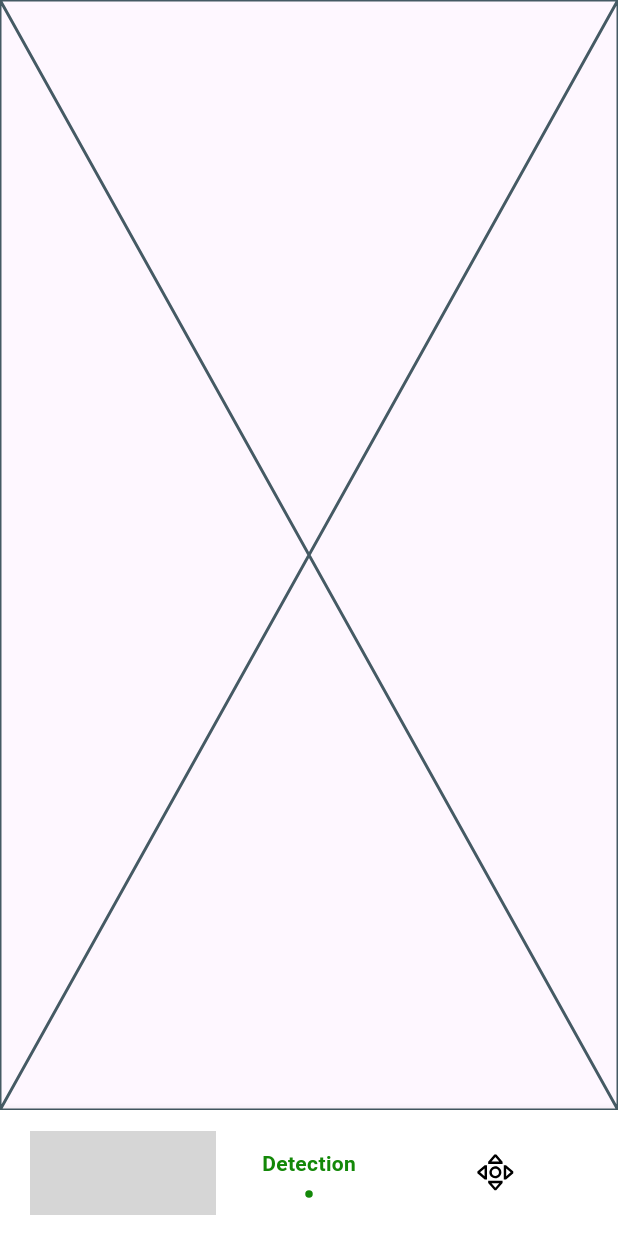
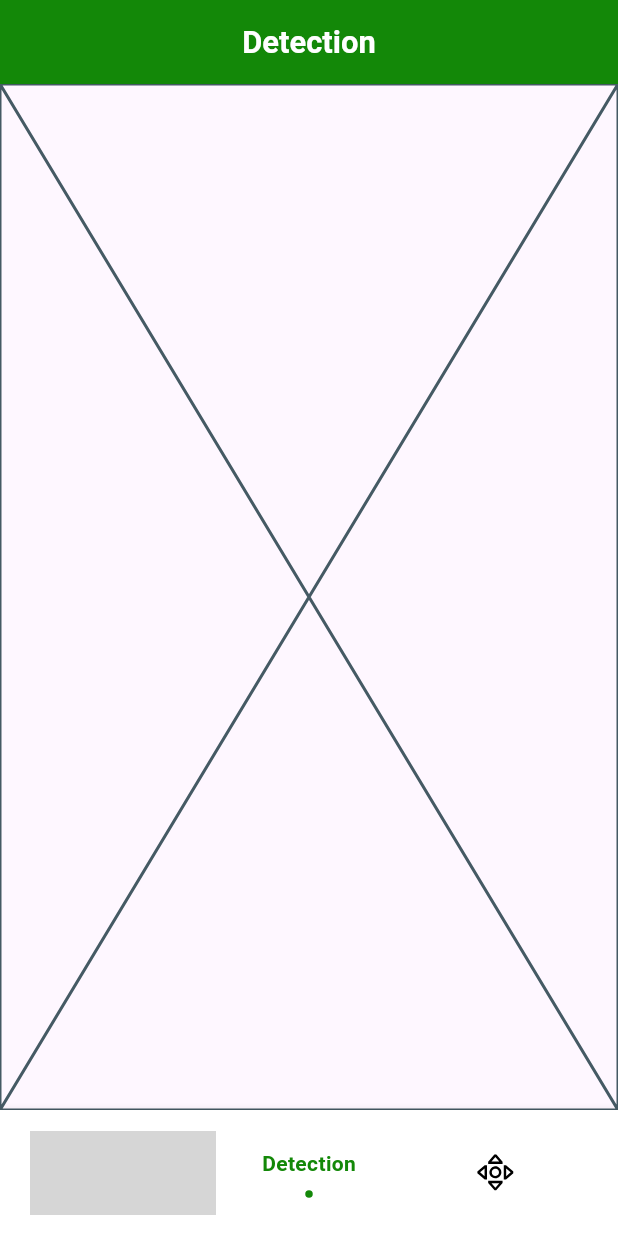
Before and after one commit to Universityprojects1/grad_project, a Flutter app: the HomeLayoutScreen screen opened by its route, item 2 of the bottom bar chosen, on a phone screen of 412 x 824 dp. Run offline on Flutter 3.47's test engine with Material 3 defaults, Android fonts, the phone set to English and light mode, and no system bars; drawn by our look-alikes of flashy_tab_bar2; our stand-ins replace bloc, cloud_firestore, device_preview, dio, dropdown_button2, either_dart and 11 more; missing offline and left inert: bottom_picker; accounts and stored records are empty; Roboto replaces fonts that are missing (Montserrat); grey boxes are pictures that could not be loaded.

Commit message:
fix app bar

```diff
--- a/lib/core/utils/app_string.dart
+++ b/lib/core/utils/app_string.dart
@@ -32,4 +32,6 @@ abstract class AppString {
   static const String save = "Save";
   static const String numberOfHours = "Number of hours";
   static const String txtOfDateAndTime = "Choose Date and Time to";
+  static const String home = "Home";
+  static const String detection = "Detection";
 }
--- a/lib/feature/control/presentation/screens/date_and_time_screen.dart
+++ b/lib/feature/control/presentation/screens/date_and_time_screen.dart
@@ -52,10 +52,7 @@ class _DateAndTimeScreenState extends State<DateAndTimeScreen> {
           AppString.dateAndTime,
           style: AppFonts.textBold20(context).copyWith(color: Colors.white),
         ),
-        leading: const Icon(
-          CupertinoIcons.back,
-          color: Colors.white,
-        ),
+        leading: const SizedBox(),
         centerTitle: true,
         backgroundColor: AppColor.primaryColor,
       ),
--- a/lib/feature/home_feature/home.dart
+++ b/lib/feature/home_feature/home.dart
@@ -13,13 +13,11 @@ class HomePage extends StatefulWidget {
 
 class _HomePageState extends State<HomePage> {
   StorageToken storageToken = StorageToken();
+
   @override
   Widget build(BuildContext context) {
     return Scaffold(
-      appBar: AppBar(
-        title: const Text('Home Page'),
-      ),
-      body:  Center(
+      body: Center(
         child: InkWell(
           onTap: () {
             storageToken.deleteToken();
--- a/lib/feature/home_layout/presentation/screen/home_layout_screen.dart
+++ b/lib/feature/home_layout/presentation/screen/home_layout_screen.dart
@@ -1,10 +1,13 @@
 import 'package:final_proj/core/utils/app_color.dart';
 import 'package:final_proj/core/utils/app_images.dart';
+import 'package:final_proj/core/utils/app_string.dart';
 import 'package:final_proj/feature/home_layout/presentation/cubit/cubit/home_layout_cubit.dart';
 import 'package:flashy_tab_bar2/flashy_tab_bar2.dart';
 import 'package:flutter/material.dart';
 import 'package:flutter_bloc/flutter_bloc.dart';
 import 'package:flutter_svg/flutter_svg.dart';
+
+import '../../../../core/utils/fonts.dart';
 
 class HomeLayoutScreen extends StatefulWidget {
   const HomeLayoutScreen({super.key});
@@ -14,9 +17,23 @@ class HomeLayoutScreen extends StatefulWidget {
 }
 
 class _HomeLayoutScreenState extends State<HomeLayoutScreen> {
+  List<String> title =[
+    AppString.home,
+    AppString.detection,
+    AppString.controls
+  ];
   @override
   Widget build(BuildContext context) {
     return Scaffold(
+      appBar: AppBar(
+        title: Text(
+          title[context.read<HomeLayoutCubit>().currentIndex],
+          style: AppFonts.textBold20(context).copyWith(color: Colors.white),
+        ),
+        leading: const SizedBox(),
+        centerTitle: true,
+        backgroundColor: AppColor.primaryColor,
+      ),
       body: BlocBuilder<HomeLayoutCubit, HomeLayoutState>(
         builder: (context, state) {
           return state.getScreen();
```
Also changed, not shown: lib/feature/auth/presentation/widgets/custom_app-bar_of-auth.dart (+1 -7 lines), lib/feature/control/presentation/screens/control_screen.dart (+0 -9 lines). Lines whose indentation alone changed are shown as unchanged.
